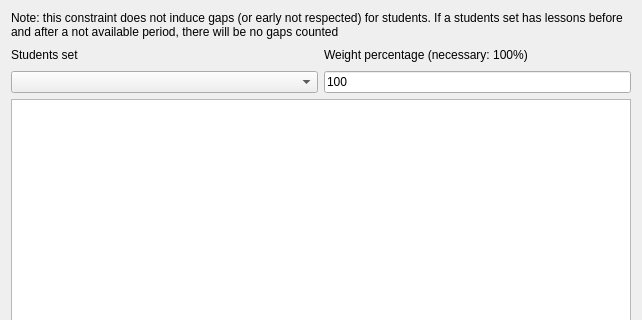
Old version of the form fet/src/interface/addconstraintstudentssetnotavailabletimesform_template.ui in the repository vonmecheln/fet; both pictures show x 0 to 642 and y 0 to 320 of the 642 by 530 pixel window.
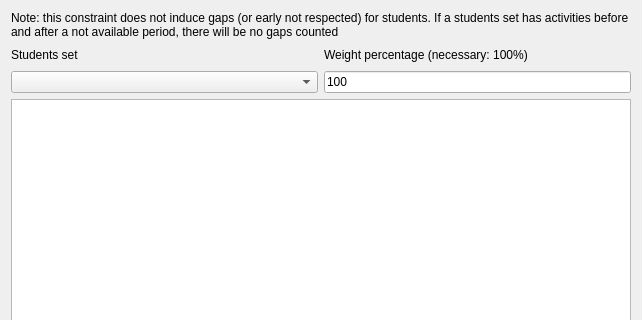
New version of the form.

Patch:
```diff
--- a/fet/src/interface/addconstraintstudentssetnotavailabletimesform_template.ui
+++ b/fet/src/interface/addconstraintstudentssetnotavailabletimesform_template.ui
@@ -23,7 +23,7 @@
       </sizepolicy>
      </property>
      <property name="text">
-      <string extracomment="'Early not respected' means early gaps (first hour is free), in case you use a constraint students (set) early max beginnings at second hour">Note: this constraint does not induce gaps (or early not respected) for students. If a students set has lessons before and after a not available period, there will be no gaps counted</string>
+      <string extracomment="'Early not respected' means early gaps (first hour is free), in case you use a constraint students (set) early max beginnings at second hour">Note: this constraint does not induce gaps (or early not respected) for students. If a students set has activities before and after a not available period, there will be no gaps counted</string>
      </property>
      <property name="wordWrap">
       <bool>true</bool>
```
